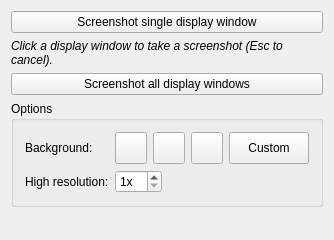
Above: Plugins/org.mitk.gui.qt.moviemaker/src/internal/QmitkScreenshotMakerControls.ui from MITK/MITK before the change. Below: the same form after it.
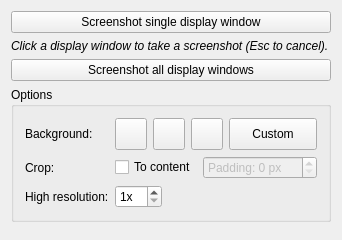
That is the form after the change.

Commit message: Share the Screenshot Maker's capture

What changed in the file:
```diff
--- a/Plugins/org.mitk.gui.qt.moviemaker/src/internal/QmitkScreenshotMakerControls.ui
+++ b/Plugins/org.mitk.gui.qt.moviemaker/src/internal/QmitkScreenshotMakerControls.ui
@@ -158,31 +158,75 @@
           </property>
          </widget>
         </item>
-        <item>
-         <spacer name="backgroundSpacer">
+       </layout>
+      </item>
+      <item row="0" column="2">
+       <spacer name="optionsSpacer">
           <property name="orientation">
            <enum>Qt::Horizontal</enum>
           </property>
           <property name="sizeHint" stdset="0">
            <size>
-            <width>10</width>
+          <width>0</width>
             <height>20</height>
            </size>
           </property>
          </spacer>
-        </item>
-       </layout>
       </item>
       <item row="1" column="0">
+       <widget class="QLabel" name="labelCrop">
+        <property name="text">
+         <string>Crop:</string>
+        </property>
+       </widget>
+      </item>
+      <item row="1" column="1">
+       <layout class="QHBoxLayout" name="cropLayout">
+        <item>
+         <widget class="QCheckBox" name="checkCropToContent">
+          <property name="sizePolicy">
+           <sizepolicy hsizetype="Fixed" vsizetype="Fixed">
+            <horstretch>0</horstretch>
+            <verstretch>0</verstretch>
+           </sizepolicy>
+          </property>
+          <property name="toolTip">
+           <string>Cut the screenshot down to the part of the scene that is not background.</string>
+          </property>
+          <property name="text">
+           <string>To content</string>
+          </property>
+         </widget>
+        </item>
+        <item>
+         <widget class="QSpinBox" name="spinCropPadding">
+          <property name="enabled">
+           <bool>false</bool>
+          </property>
+          <property name="toolTip">
+           <string>Background kept around the content, in pixels of the screenshot.</string>
+          </property>
+          <property name="prefix">
+           <string>Padding: </string>
+          </property>
+          <property name="suffix">
+           <string> px</string>
+          </property>
+          <property name="maximum">
+           <number>500</number>
+          </property>
+         </widget>
+        </item>
+       </layout>
+      </item>
+      <item row="2" column="0">
        <widget class="QLabel" name="labelHighRes">
         <property name="text">
          <string>High resolution:</string>
         </property>
        </widget>
       </item>
-      <item row="1" column="1">
-       <layout class="QHBoxLayout" name="highResLayout">
-        <item>
+      <item row="2" column="1" alignment="Qt::AlignLeft">
          <widget class="QSpinBox" name="m_MagFactor">
           <property name="minimum">
            <number>1</number>
@@ -197,21 +241,6 @@
            <string>x</string>
           </property>
          </widget>
-        </item>
-        <item>
-         <spacer name="highResSpacer">
-          <property name="orientation">
-           <enum>Qt::Horizontal</enum>
-          </property>
-          <property name="sizeHint" stdset="0">
-           <size>
-            <width>40</width>
-            <height>20</height>
-           </size>
-          </property>
-         </spacer>
-        </item>
-       </layout>
       </item>
      </layout>
     </widget>
```
Lines whose indentation alone changed are shown as unchanged. The commit also changes 9 other files.
